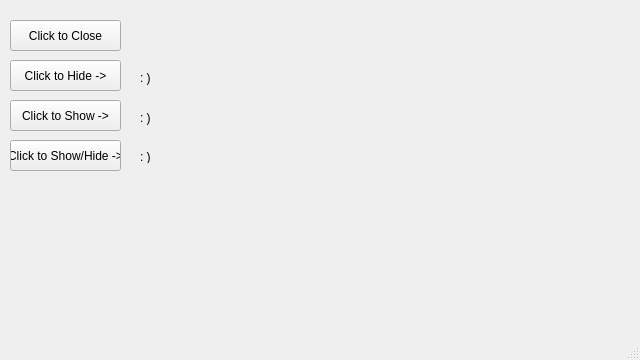
Qt form QT_First_Widget/mainwindow.ui (Stemm0012/Qt_Git_Practice_Tools) before a commit.
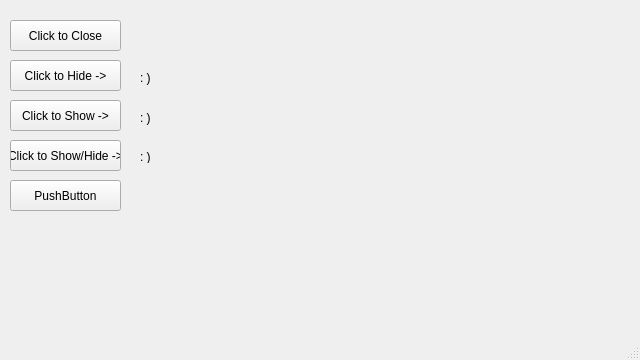
The same form after that commit.

Commit message: int changed to bool for button4

Patch:
```diff
--- a/QT_First_Widget/mainwindow.ui
+++ b/QT_First_Widget/mainwindow.ui
@@ -114,6 +114,19 @@
      <string>: )</string>
     </property>
    </widget>
+   <widget class="QPushButton" name="pushButton_5">
+    <property name="geometry">
+     <rect>
+      <x>10</x>
+      <y>180</y>
+      <width>111</width>
+      <height>31</height>
+     </rect>
+    </property>
+    <property name="text">
+     <string>PushButton</string>
+    </property>
+   </widget>
   </widget>
   <widget class="QMenuBar" name="menubar">
    <property name="geometry">
```
The commit also changes 1 other file.
